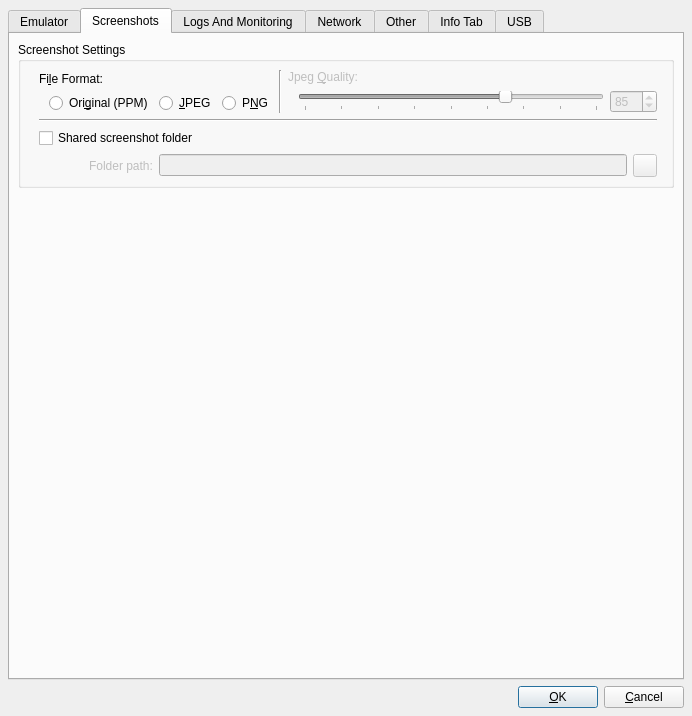
tobimensch/aqemu, file src/Advanced_Settings_Window.ui: the form before one commit.
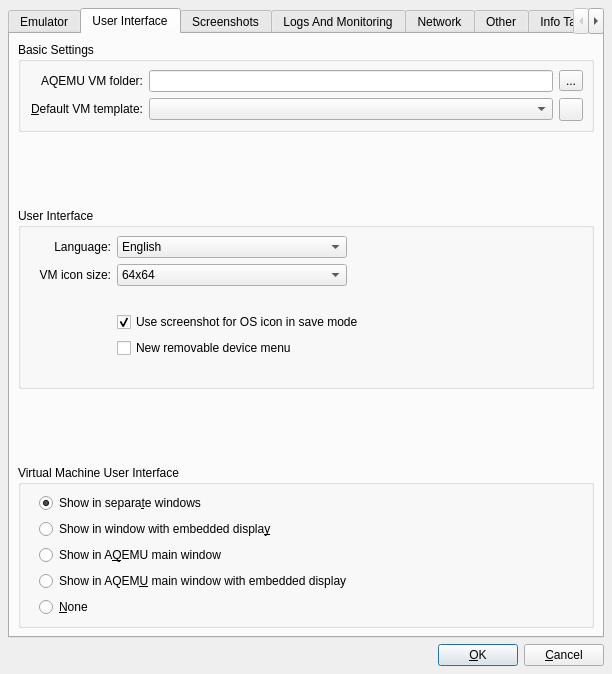
The form after the commit. Icons and pictures are not drawn.

Commit message: Merged Settings_Window and Advanced_Settings_Window into one.

```diff
--- a/src/Advanced_Settings_Window.ui
+++ b/src/Advanced_Settings_Window.ui
@@ -7,8 +7,8 @@
    <rect>
     <x>0</x>
     <y>0</y>
-    <width>692</width>
-    <height>716</height>
+    <width>612</width>
+    <height>674</height>
    </rect>
   </property>
   <property name="windowTitle">
@@ -242,6 +242,335 @@
        </item>
       </layout>
      </widget>
+     <widget class="QWidget" name="tab_3">
+      <attribute name="title">
+       <string>User Interface</string>
+      </attribute>
+      <layout class="QVBoxLayout" name="verticalLayout_5">
+       <item>
+        <widget class="QGroupBox" name="groupBox_3">
+         <property name="title">
+          <string>Basic Settings</string>
+         </property>
+         <layout class="QGridLayout" name="gridLayout_7">
+          <property name="leftMargin">
+           <number>10</number>
+          </property>
+          <item row="0" column="0">
+           <widget class="QLabel" name="Label_VM_Folder">
+            <property name="sizePolicy">
+             <sizepolicy hsizetype="Minimum" vsizetype="Preferred">
+              <horstretch>0</horstretch>
+              <verstretch>0</verstretch>
+             </sizepolicy>
+            </property>
+            <property name="text">
+             <string>AQEMU VM folder:</string>
+            </property>
+            <property name="alignment">
+             <set>Qt::AlignRight|Qt::AlignTrailing|Qt::AlignVCenter</set>
+            </property>
+           </widget>
+          </item>
+          <item row="0" column="1">
+           <widget class="QLineEdit" name="Edit_VM_Folder"/>
+          </item>
+          <item row="0" column="2">
+           <widget class="QToolButton" name="TB_VM_Folder">
+            <property name="text">
+             <string>...</string>
+            </property>
+            <property name="icon">
+             <iconset resource="../resources/icons.qrc">
+              <normaloff>:/open-folder.png</normaloff>:/open-folder.png</iconset>
+            </property>
+           </widget>
+          </item>
+          <item row="1" column="0">
+           <widget class="QLabel" name="Label_Default_VM_Template">
+            <property name="sizePolicy">
+             <sizepolicy hsizetype="Minimum" vsizetype="Fixed">
+              <horstretch>0</horstretch>
+              <verstretch>0</verstretch>
+             </sizepolicy>
+            </property>
+            <property name="text">
+             <string>&amp;Default VM template:</string>
+            </property>
+            <property name="alignment">
+             <set>Qt::AlignRight|Qt::AlignTrailing|Qt::AlignVCenter</set>
+            </property>
+            <property name="buddy">
+             <cstring>CB_Default_VM_Template</cstring>
+            </property>
+           </widget>
+          </item>
+          <item row="1" column="1">
+           <widget class="QComboBox" name="CB_Default_VM_Template">
+            <property name="sizePolicy">
+             <sizepolicy hsizetype="Minimum" vsizetype="Fixed">
+              <horstretch>0</horstretch>
+              <verstretch>0</verstretch>
+             </sizepolicy>
+            </property>
+           </widget>
+          </item>
+          <item row="1" column="2">
+           <widget class="QToolButton" name="Button_Create_Template_from_VM">
+            <property name="toolTip">
+             <string>Create Template</string>
+            </property>
+            <property name="text">
+             <string/>
+            </property>
+            <property name="icon">
+             <iconset resource="../resources/icons.qrc">
+              <normaloff>:/add.png</normaloff>:/add.png</iconset>
+            </property>
+           </widget>
+          </item>
+         </layout>
+        </widget>
+       </item>
+       <item>
+        <spacer name="verticalSpacer_12">
+         <property name="orientation">
+          <enum>Qt::Vertical</enum>
+         </property>
+         <property name="sizeType">
+          <enum>QSizePolicy::MinimumExpanding</enum>
+         </property>
+         <property name="sizeHint" stdset="0">
+          <size>
+           <width>459</width>
+           <height>33</height>
+          </size>
+         </property>
+        </spacer>
+       </item>
+       <item>
+        <widget class="QGroupBox" name="groupBox_4">
+         <property name="title">
+          <string>User Interface</string>
+         </property>
+         <layout class="QHBoxLayout" name="horizontalLayout_3">
+          <item>
+           <layout class="QGridLayout" name="gridLayout_10">
+            <property name="leftMargin">
+             <number>10</number>
+            </property>
+            <item row="0" column="0">
+             <widget class="QLabel" name="Label_Language">
+              <property name="sizePolicy">
+               <sizepolicy hsizetype="Preferred" vsizetype="Preferred">
+                <horstretch>0</horstretch>
+                <verstretch>0</verstretch>
+               </sizepolicy>
+              </property>
+              <property name="text">
+               <string>Language:</string>
+              </property>
+              <property name="alignment">
+               <set>Qt::AlignRight|Qt::AlignTrailing|Qt::AlignVCenter</set>
+              </property>
+             </widget>
+            </item>
+            <item row="1" column="0">
+             <widget class="QLabel" name="Label_VM_Icons_Size">
+              <property name="text">
+               <string>VM icon size:</string>
+              </property>
+              <property name="alignment">
+               <set>Qt::AlignRight|Qt::AlignTrailing|Qt::AlignVCenter</set>
+              </property>
+             </widget>
+            </item>
+            <item row="1" column="1">
+             <widget class="QComboBox" name="CB_VM_Icons_Size">
+              <property name="sizePolicy">
+               <sizepolicy hsizetype="Minimum" vsizetype="Fixed">
+                <horstretch>0</horstretch>
+                <verstretch>0</verstretch>
+               </sizepolicy>
+              </property>
+              <property name="currentIndex">
+               <number>4</number>
+              </property>
+              <item>
+               <property name="text">
+                <string>16x16</string>
+               </property>
+              </item>
+              <item>
+               <property name="text">
+                <string>24x24</string>
+               </property>
+              </item>
+              <item>
+               <property name="text">
+                <string>32x32</string>
+               </property>
+              </item>
+              <item>
+               <property name="text">
+                <string>48x48</string>
+               </property>
+              </item>
+              <item>
+               <property name="text">
+                <string>64x64</string>
+               </property>
+              </item>
+             </widget>
+            </item>
+            <item row="0" column="1">
+             <widget class="QComboBox" name="CB_Language">
+              <property name="sizePolicy">
+               <sizepolicy hsizetype="Expanding" vsizetype="Fixed">
+                <horstretch>0</horstretch>
+                <verstretch>0</verstretch>
+               </sizepolicy>
+              </property>
+              <item>
+               <property name="text">
+                <string>English</string>
+               </property>
+              </item>
+             </widget>
+            </item>
+            <item row="0" column="2">
+             <spacer name="horizontalSpacer_5">
+              <property name="orientation">
+               <enum>Qt::Horizontal</enum>
+              </property>
+              <property name="sizeHint" stdset="0">
+               <size>
+                <width>40</width>
+                <height>20</height>
+               </size>
+              </property>
+             </spacer>
+            </item>
+            <item row="4" column="1" colspan="2">
+             <widget class="QCheckBox" name="CH_Screenshot_for_OS_Logo">
+              <property name="text">
+               <string>Use screenshot for OS icon in save mode</string>
+              </property>
+              <property name="checked">
+               <bool>true</bool>
+              </property>
+             </widget>
+            </item>
+            <item row="5" column="1" rowspan="2" colspan="2">
+             <widget class="QCheckBox" name="CH_Use_New_Device_Changer">
+              <property name="text">
+               <string>New removable device menu</string>
+              </property>
+             </widget>
+            </item>
+            <item row="3" column="2">
+             <spacer name="horizontalSpacer_6">
+              <property name="orientation">
+               <enum>Qt::Horizontal</enum>
+              </property>
+              <property name="sizeHint" stdset="0">
+               <size>
+                <width>40</width>
+                <height>20</height>
+               </size>
+              </property>
+             </spacer>
+            </item>
+            <item row="7" column="2">
+             <spacer name="horizontalSpacer_7">
+              <property name="orientation">
+               <enum>Qt::Horizontal</enum>
+              </property>
+              <property name="sizeHint" stdset="0">
+               <size>
+                <width>40</width>
+                <height>20</height>
+               </size>
+              </property>
+             </spacer>
+            </item>
+           </layout>
+          </item>
+         </layout>
+        </widget>
+       </item>
+       <item>
+        <spacer name="verticalSpacer_2">
+         <property name="orientation">
+          <enum>Qt::Vertical</enum>
+         </property>
+         <property name="sizeType">
+          <enum>QSizePolicy::MinimumExpanding</enum>
+         </property>
+         <property name="sizeHint" stdset="0">
+          <size>
+           <width>459</width>
+           <height>32</height>
+          </size>
+         </property>
+        </spacer>
+       </item>
+       <item>
+        <widget class="QGroupBox" name="groupBox_5">
+         <property name="title">
+          <string>Virtual Machine User Interface</string>
+         </property>
+         <layout class="QHBoxLayout" name="horizontalLayout_7">
+          <item>
+           <layout class="QVBoxLayout" name="verticalLayout_3">
+            <property name="leftMargin">
+             <number>10</number>
+            </property>
+            <item>
+             <widget class="QRadioButton" name="RB_Emul_Show_Window">
+              <property name="text">
+               <string>Show in separa&amp;te windows</string>
+              </property>
+              <property name="checked">
+               <bool>true</bool>
+              </property>
+             </widget>
+            </item>
+            <item>
+             <widget class="QRadioButton" name="RB_Emul_Show_VNC">
+              <property name="text">
+               <string>Show in window with embedded displa&amp;y</string>
+              </property>
+             </widget>
+            </item>
+            <item>
+             <widget class="QRadioButton" name="RB_Emul_Show_In_Main_Window">
+              <property name="text">
+               <string>Show in A&amp;QEMU main window</string>
+              </property>
+             </widget>
+            </item>
+            <item>
+             <widget class="QRadioButton" name="RB_Emul_Show_VNC_In_Main_Window">
+              <property name="text">
+               <string>Show in AQEM&amp;U main window with embedded display</string>
+              </property>
+             </widget>
+            </item>
+            <item>
+             <widget class="QRadioButton" name="RB_Emul_No_Show">
+              <property name="text">
+               <string>&amp;None</string>
+              </property>
+             </widget>
+            </item>
+           </layout>
+          </item>
+         </layout>
+        </widget>
+       </item>
+      </layout>
+     </widget>
      <widget class="QWidget" name="tab">
       <attribute name="title">
        <string>Screenshots</string>
@@ -434,7 +763,7 @@
                    <bool>false</bool>
                   </property>
                   <property name="text">
-                   <string>Folder path:</string>
+                   <string>Fol&amp;der path:</string>
                   </property>
                   <property name="buddy">
                    <cstring>Edit_Screenshot_Folder</cstring>
```
Left out of the diff: 10 changed lines with no effect on the pictures. The commit also changes 3 other files.
